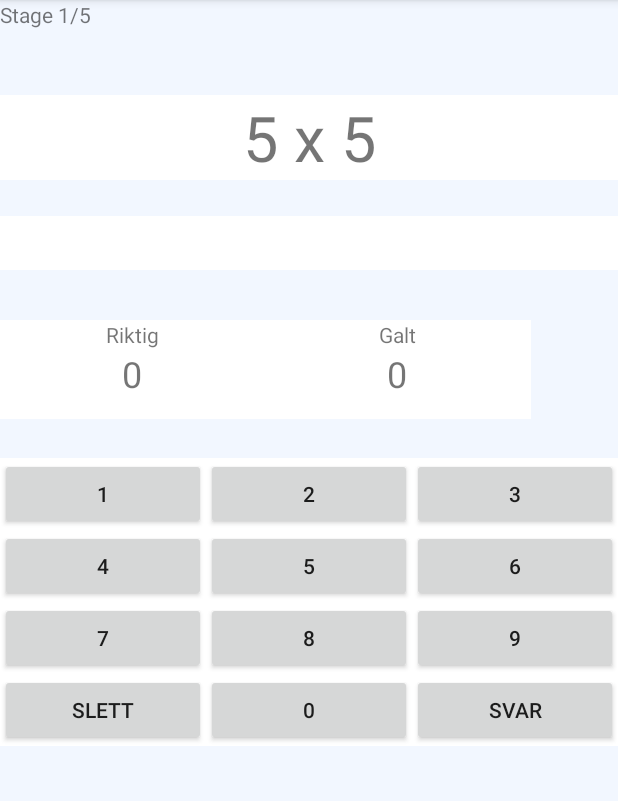
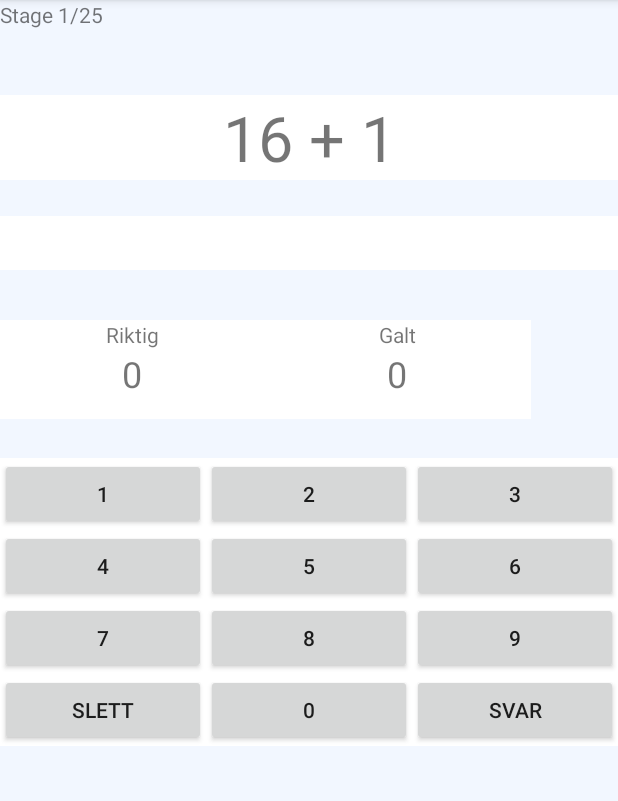
Before and after one commit to s315614/AppUtvikling-MathGame, an Android app: the Spill screen opened directly, with no data from a screen before it, on a phone screen of 412 x 824 dp, the part 84-885 px from its top. Run offline under Robolectric (Android 15) with nearby library versions, the phone set to English and light mode, and no system bars.

Commit message:
PreferanserFunkerNå

```diff
--- a/app/src/main/java/com/example/bas/livssyklus/Hoved.java
+++ b/app/src/main/java/com/example/bas/livssyklus/Hoved.java
@@ -20,6 +20,8 @@ public class Hoved extends AppCompatActivity {
                 //do something here
                 Intent startSpill = new Intent(getApplicationContext(), Spill.class);
                 startActivity(startSpill);
+                finish();
+
             }
         });
 
--- a/app/src/main/java/com/example/bas/livssyklus/Spill.java
+++ b/app/src/main/java/com/example/bas/livssyklus/Spill.java
@@ -1,6 +1,7 @@
 package com.example.bas.livssyklus;
 
 import android.content.Context;
+import android.content.Intent;
 import android.content.SharedPreferences;
 import android.content.res.Resources;
 import android.support.v7.app.AppCompatActivity;
@@ -31,8 +32,9 @@ public class Spill extends AppCompatActivity {
         Resources res = getResources();
         final String[] questions  = res.getStringArray(R.array.questions);
         final String[] answers  = res.getStringArray(R.array.answers);
-        final String[] saveData  = res.getStringArray(R.array.result);
         final ArrayList<Integer> list = new ArrayList<>();
+        final SharedPreferences prefs = getSharedPreferences("Modus", MODE_PRIVATE);
+        final int mode = prefs.getInt("Mode", 25);
 
         generateAtStart(list,questions,outputText);
 
@@ -141,9 +143,12 @@ public class Spill extends AppCompatActivity {
         Button buttonSvar = (Button) findViewById(R.id.buttonSvar);
         final TextView riktigText = (TextView)findViewById(R.id.riktigText);
         final TextView galtText = (TextView)findViewById(R.id.galtText);
+        final TextView stageText = (TextView)findViewById(R.id.stageTxt);
+        stageText.setText(String.valueOf("Stage 1/"+String.valueOf(mode)));
+
         buttonSvar.setOnClickListener(new View.OnClickListener() {
 
-            int stage = 0;
+            int stage = 1;
             int riktig = 0;
             int galt = 0;
 
@@ -151,7 +156,7 @@ public class Spill extends AppCompatActivity {
             public void onClick(View v) {
 
                 if(validationSuccess(inputText)){
-                    if(stage <= 4){
+                    if(stage < mode){
                         int a = generateRandomInt(list);
                         boolean check = checkQuestion(inputText, answers, list, riktigText,galtText);
                         if(check){
@@ -160,15 +165,27 @@ public class Spill extends AppCompatActivity {
 
                         questionUpdate(outputText, questions,a, inputText);
                         Toast.makeText(Spill.this,String.valueOf("Riktig: "+ riktig+" Galt: "+galt),Toast.LENGTH_LONG).show();
+                        Toast.makeText(Spill.this,String.valueOf(String.valueOf(mode)),Toast.LENGTH_LONG).show();
                         stage +=1;
+                        stageText.setText(String.valueOf("Stage "+stage+ "/"+String.valueOf(mode)));
 
-                    }else{
+                    }
+
+                    else if(stage==mode){
+                        int a = generateRandomInt(list);
+                        boolean check = checkQuestion(inputText, answers, list, riktigText,galtText);
+                        if(check){
+                            riktig+=1;
+                        }else galt+=1;
+                        list.remove(list.size()-1);
                         lagreDataene(riktig,galt);
-                        //String riktigFraXML = String.valueOf(saveData[0]);
-                        //String galtFraXML = String.valueOf(saveData[1]);
+                        Intent goToMain = new Intent(getApplicationContext(), Hoved.class);
+                        startActivity(goToMain);
+                        finish();
+                    }
+
+                    else{
                         Toast.makeText(Spill.this,String.valueOf("Ferdig!"),Toast.LENGTH_LONG).show();
-
-
                     }
                 }else{
                     Toast.makeText(Spill.this, "You have to answear!", Toast.LENGTH_LONG).show();
@@ -179,15 +196,8 @@ public class Spill extends AppCompatActivity {
 
     }
 
-    /*
-    public void lagreDataene(String[] string, int riktig, int galt){
-        string[0] = String.valueOf(riktig);
-        string[1] = String.valueOf(galt);
-    }
-    */
-
     public void lagreDataene(int riktig, int galt){
-        SharedPreferences prefs = this.getSharedPreferences("Resultat",Spill.MODE_PRIVATE);
+        SharedPreferences prefs = getApplication().getSharedPreferences("Resultat",MODE_PRIVATE);
         SharedPreferences.Editor editor = prefs.edit();
         editor.putInt("antallRiktig", riktig);
         editor.putInt("antallGalt", galt);
@@ -245,7 +255,7 @@ public class Spill extends AppCompatActivity {
 
     public int generateRandomInt() {
         Random r = new Random();
-        int value = r.nextInt((5 - 0) + 1) + 0;
+        int value = r.nextInt((25 - 0) + 1) + 0;
         return value;
     }
 
--- a/app/src/main/java/com/example/bas/livssyklus/Statistikk.java
+++ b/app/src/main/java/com/example/bas/livssyklus/Statistikk.java
@@ -16,16 +16,14 @@ public class Statistikk extends AppCompatActivity {
         TextView riktigText = (TextView)findViewById(R.id.riktig);
         TextView galtText = (TextView)findViewById(R.id.galt);
         Resources res = getResources();
-        final String[] saveData  = res.getStringArray(R.array.result);
 
         displayScore(riktigText,galtText);
-
 
     }
 
     public void displayScore(TextView riktigText, TextView galtText){
-        SharedPreferences prefs = getSharedPreferences("Resultat",Spill.MODE_PRIVATE);
-        int riktig = prefs.getInt("antallRiktig", -1);
+        SharedPreferences prefs = getSharedPreferences("Resultat",MODE_PRIVATE);
+        int riktig = prefs.getInt("antallRiktig",0);
         riktigText.setText(String.valueOf(riktig));
         int galt = prefs.getInt("antallGalt", 0);
         galtText.setText(String.valueOf(galt));
--- a/app/src/main/res/layout/activity_spill.xml
+++ b/app/src/main/res/layout/activity_spill.xml
@@ -19,7 +19,6 @@
             android:id="@+id/stageTxt"
             android:layout_width="match_parent"
             android:layout_height="wrap_content"
-            android:text="Stage 1/5"
             android:textSize="14sp" />
 
         <Space
--- a/app/src/main/res/values/arrays.xml
+++ b/app/src/main/res/values/arrays.xml
@@ -2,29 +2,62 @@
 <resources>
 
     <string-array name="questions">
-
-        <item>1 x 1</item>
-        <item>2 x 2</item>
-        <item>3 x 3</item>
-        <item>4 x 4</item>
-        <item>5 x 5</item>
-        <item>6 x 6</item>
-        <item>7 x 7</item>
+        <item>0 + 1</item>
+        <item>1 + 1</item>
+        <item>2 + 1</item>
+        <item>3 + 1</item>
+        <item>4 + 1</item>
+        <item>5 + 1</item>
+        <item>6 + 1</item>
+        <item>7 + 1</item>
+        <item>8 + 1</item>
+        <item>9 + 1</item>
+        <item>10 + 1</item>
+        <item>11 + 1</item>
+        <item>12 + 1</item>
+        <item>13 + 1</item>
+        <item>14 + 1</item>
+        <item>15 + 1</item>
+        <item>16 + 1</item>
+        <item>17 + 1</item>
+        <item>18 + 1</item>
+        <item>19 + 1</item>
+        <item>20 + 1</item>
+        <item>21 + 1</item>
+        <item>22 + 1</item>
+        <item>23 + 1</item>
+        <item>24 + 1</item>
+        <item>25 + 1</item>
     </string-array>
 
     <string-array name="answers">
         <item>1</item>
+        <item>2</item>
+        <item>3</item>
         <item>4</item>
+        <item>5</item>
+        <item>6</item>
+        <item>7</item>
+        <item>8</item>
         <item>9</item>
+        <item>10</item>
+        <item>11</item>
+        <item>12</item>
+        <item>13</item>
+        <item>14</item>
+        <item>15</item>
         <item>16</item>
-        <item>15</item>
-        <item>36</item>
-        <item>49</item>
+        <item>17</item>
+        <item>18</item>
+        <item>19</item>
+        <item>20</item>
+        <item>21</item>
+        <item>22</item>
+        <item>23</item>
+        <item>24</item>
+        <item>25</item>
+        <item>26</item>
     </string-array>
 
-    <string-array name="result">
-        <item>1</item>
-        <item>1</item>
-    </string-array>
 
 </resources>
```
Also changed, not shown: app/src/main/java/com/example/bas/livssyklus/Preferenser.java (+23 -3 lines), app/src/main/res/layout/activity_preferenser.xml (+8 -6 lines).
